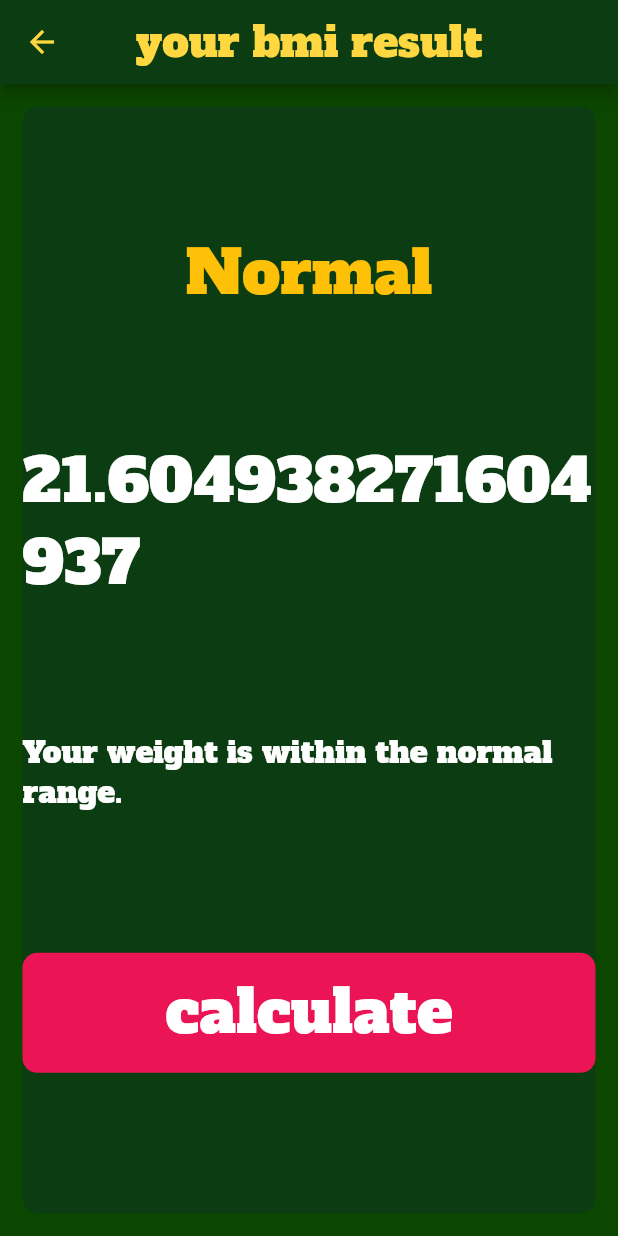
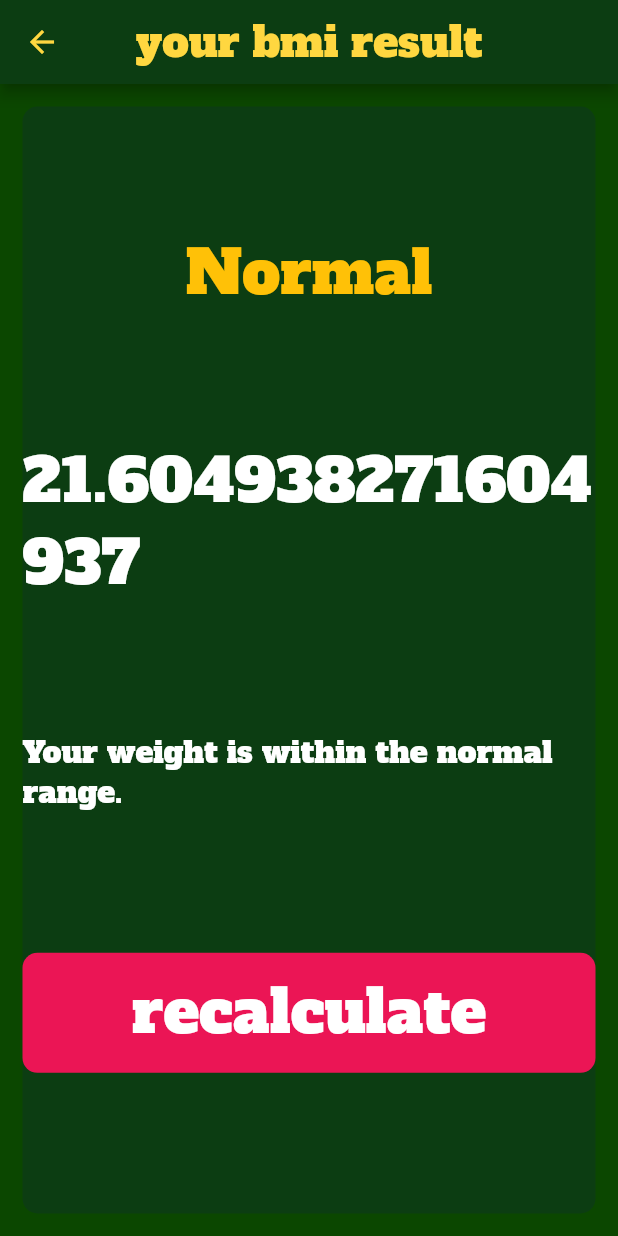
Before and after one commit to marianneleal/bmi-calculator, a Flutter app: the screen it shows after launch, after a tap on "calculate", on a phone screen of 412 x 824 dp. Run offline on Flutter 3.47's test engine with Material 2 defaults, Android fonts, the phone set to English and light mode, and no system bars; our stand-ins replace font_awesome_flutter.

Commit message:
ontap as input

```diff
--- a/lib/components/bottom_button.dart
+++ b/lib/components/bottom_button.dart
@@ -6,7 +6,8 @@ import '../results_page.dart';
 
 class BottomButton extends StatelessWidget {
   final String buttonTitle;
-  const BottomButton({this.buttonTitle});
+  final Function tapFunction;
+  const BottomButton({this.buttonTitle, this.tapFunction});
 
   @override
   Widget build(BuildContext context) {
@@ -21,17 +22,10 @@ class BottomButton extends StatelessWidget {
       child: Center(
         child: InkWell(
           child: Text(
-            'calculate',
+            buttonTitle,
             style: BmiTheme.darkTextTheme.bodyText1,
           ),
-          onTap: () {
-            Navigator.push(
-              context,
-              MaterialPageRoute(builder: (context) {
-                return ResultsPage();
-              }),
-            );
-          },
+          onTap: tapFunction,
         ),
       ),
     );
```
